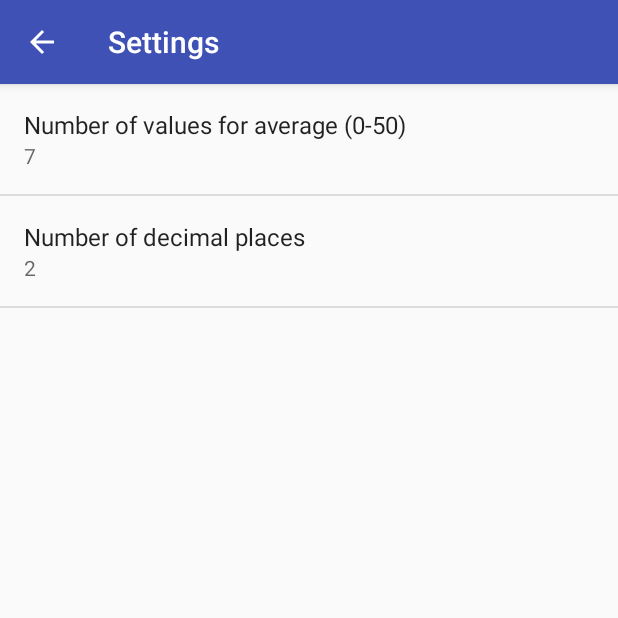
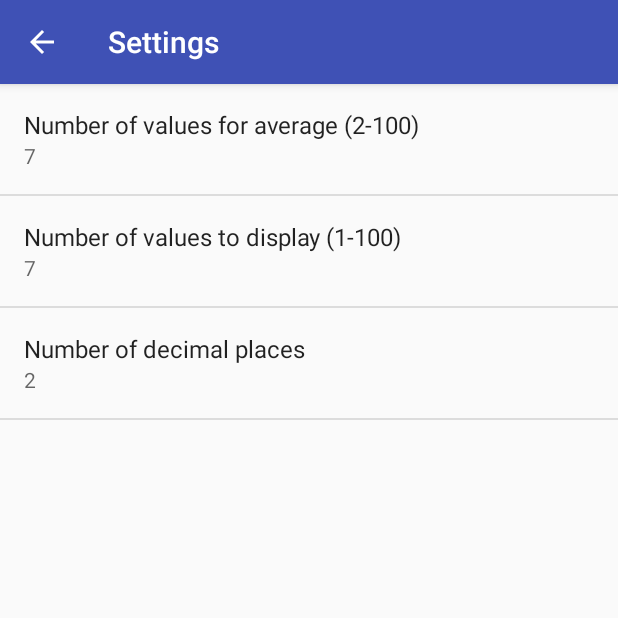
Before and after one commit to moandal/rolling-average, an Android app: the screen it shows after launch (SettingsActivity), in the options menu, after a tap on "Settings", on a phone screen of 412 x 824 dp, the top half of it. Run offline under Robolectric (Android 15) with nearby library versions, the phone set to English and light mode, and no system bars; 1 statement that could not run was skipped.

Commit message:
Allow user to choose number of historic values to display

```diff
--- a/app/src/main/java/com/moandal/rollingaverage/MainActivity.java
+++ b/app/src/main/java/com/moandal/rollingaverage/MainActivity.java
@@ -21,19 +21,22 @@ import java.util.Arrays;
 import java.util.Date;
 import java.util.Locale;
 
-//Todo Sort out max indexes
+//Todo - Allow user to choose number of historic readings to display - Done
+//Todo Validate values input in Settings
 //Todo Recalc averages after change of decimal places
 //Todo Gather common code in a single class
+//Todo Option to export data to SD card
 
 public class MainActivity extends AppCompatActivity {
 
     double rollingAverage;
     int rollingNumber; // number of readings to average over
     int decimalPlaces; // number of decimal places for rounding of rolling average
-    int maxArrayIndex; // number of readings in history to maintain
-    double[] readings = new double[100];
-    double[] rollingAvs = new double[100];
-    Date[] readDates = new Date[100];
+    int numberToDisplay; // number of readings in history to display
+    int arraySize = 100;
+    double[] readings = new double[arraySize];
+    double[] rollingAvs = new double[arraySize];
+    Date[] readDates = new Date[arraySize];
     SimpleDateFormat ddmmFormat = new SimpleDateFormat("dd/MM/yyyy");
 
     public Date convertStringToDate(String dateString)
@@ -61,7 +64,7 @@ public class MainActivity extends AppCompatActivity {
         TextView textHDt1 = (TextView) findViewById(R.id.textHDt1);
         TextView textAverage = (TextView) findViewById(R.id.textAverage);
 
-        for (int i = 1; i < rollingNumber; i++) {
+        for (int i = 1; i < numberToDisplay; i++) {
             Hist1 += "\n" + Double.toString(readings[i]);
             Hav1 += "\n" + Double.toString(rollingAvs[i]);
             HDt1 += "\n" + df.format(readDates[i]);
@@ -144,7 +147,7 @@ public class MainActivity extends AppCompatActivity {
     public void saveData() {
         SharedPreferences sp = getSharedPreferences("MyPrefs", Context.MODE_PRIVATE);
         SharedPreferences.Editor editor = sp.edit();
-        for (int i = 0; i < maxArrayIndex; i++) {
+        for (int i = 0; i < arraySize; i++) {
             editor.putString("Weight" + i, Double.toString(readings[i]));
             editor.putString("rollingAvs" + i, Double.toString(rollingAvs[i]));
             editor.putString("readDates" + i, ddmmFormat.format(readDates[i]));
@@ -158,15 +161,10 @@ public class MainActivity extends AppCompatActivity {
         SharedPreferences preferences = PreferenceManager.getDefaultSharedPreferences(this);
         rollingNumber = Integer.parseInt(preferences.getString("rolling_number", "7"));
         decimalPlaces = Integer.parseInt(preferences.getString("decimal_places", "2"));
-
-        //Calculate how many entries to keep track of so we can maintain the rolling average history
-        if ( (rollingNumber * 2) - 1 > readings.length )
-            maxArrayIndex = readings.length;
-        else
-            maxArrayIndex = (rollingNumber * 2) - 1;
+        numberToDisplay = Integer.parseInt(preferences.getString("number_to_display", "7"));
 
         SharedPreferences sp = getSharedPreferences("MyPrefs", Context.MODE_PRIVATE);
-        for (int i = 0; i < maxArrayIndex; i++) {
+        for (int i = 0; i < arraySize; i++) {
             readings[i] = Double.valueOf(sp.getString("Weight" + i, "0"));
             rollingAvs[i] = Double.valueOf(sp.getString("rollingAvs" + i, "0"));
             readDates[i] = convertStringToDate(sp.getString("readDates" + i, "0"));
@@ -194,7 +192,7 @@ public class MainActivity extends AppCompatActivity {
         double inputValue = Double.valueOf(message);
         rollingAverage = 0;
         Boolean init = true;
-        for (int i = 0; i < maxArrayIndex; i++) {
+        for (int i = 0; i < arraySize; i++) {
             if (readings[i] != 0) {
                 init = false;
             }
--- a/app/src/main/java/com/moandal/rollingaverage/SettingsActivity.java
+++ b/app/src/main/java/com/moandal/rollingaverage/SettingsActivity.java
@@ -80,6 +80,7 @@ public class SettingsActivity extends AppCompatPreferenceActivity {
         // to reflect the new value, per the Android Design guidelines.
         bindPreferenceSummaryToValue(findPreference("rolling_number"));
         bindPreferenceSummaryToValue(findPreference("decimal_places"));
+        bindPreferenceSummaryToValue(findPreference("number_to_display"));
     }
 
 }
--- a/app/src/main/res/values/strings.xml
+++ b/app/src/main/res/values/strings.xml
@@ -4,16 +4,17 @@
     <string name="settings">Settings</string>
     <string name="edit_data">Edit Data</string>
     <string name="title_activity_settings">Settings</string>
+    <string name="title_activity_edit">Edit Data</string>
 
     <!-- Strings related to Settings -->
 
-    <string name="pref_header_general">General</string>
+    <string name="pref_title_rolling_number">Number of values for average (2-100)</string>
+    <string name="pref_default_rolling_number">7</string>
 
-    <string name="pref_title_rolling_number">Number of values for average (0-50)</string>
-    <string name="pref_default_rolling_number">7</string>
+    <string name="pref_title_number_to_display">Number of values to display (1-100)</string>
+    <string name="pref_default_number_to_display">7</string>
 
     <string name="pref_title_decimal_places">Number of decimal places</string>
     <string name="pref_default_decimal_places">2</string>
-    <string name="title_activity_edit">Edit Data</string>
 
 </resources>
--- a/app/src/main/res/xml/pref_general.xml
+++ b/app/src/main/res/xml/pref_general.xml
@@ -10,6 +10,15 @@
         android:title="@string/pref_title_rolling_number" />
 
     <EditTextPreference
+        android:defaultValue="@string/pref_default_number_to_display"
+        android:inputType="number"
+        android:key="number_to_display"
+        android:maxLines="1"
+        android:selectAllOnFocus="true"
+        android:singleLine="true"
+        android:title="@string/pref_title_number_to_display" />
+
+    <EditTextPreference
         android:defaultValue="@string/pref_default_decimal_places"
         android:inputType="number"
         android:key="decimal_places"
```
Also changed, not shown: app/src/main/java/com/moandal/rollingaverage/EditActivity.java (+15 -17 lines).
